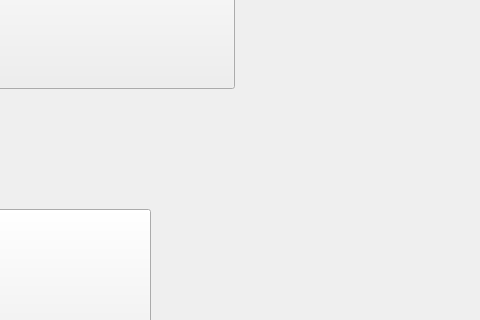
This is Encroachment/menu.ui in XJulianSalazarX/Proyecto_Final as Qt 5 draws it before an edit; both pictures show x 800 to 1280 and y 271 to 591 of the 1280 by 740 pixel window. The edited form follows.
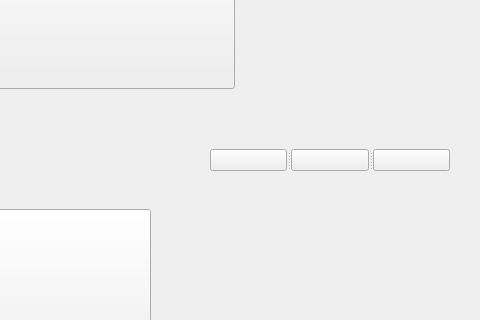
This is the edited form. Icons and pictures are not drawn.

What changed in the file:
```diff
--- a/Encroachment/menu.ui
+++ b/Encroachment/menu.ui
@@ -230,6 +230,44 @@
     <string>Start</string>
    </property>
   </widget>
+  <widget class="QSplitter" name="characteres">
+   <property name="geometry">
+    <rect>
+     <x>1010</x>
+     <y>420</y>
+     <width>240</width>
+     <height>22</height>
+    </rect>
+   </property>
+   <property name="orientation">
+    <enum>Qt::Horizontal</enum>
+   </property>
+   <widget class="QPushButton" name="character1">
+    <property name="styleSheet">
+     <string notr="true">background-image: url(:/images/character 1.png);
+</string>
+    </property>
+    <property name="text">
+     <string/>
+    </property>
+   </widget>
+   <widget class="QPushButton" name="character2">
+    <property name="styleSheet">
+     <string notr="true">background-image: url(:/images/character 2.png);</string>
+    </property>
+    <property name="text">
+     <string/>
+    </property>
+   </widget>
+   <widget class="QPushButton" name="character3">
+    <property name="styleSheet">
+     <string notr="true">background-image: url(:/images/character 3.png);</string>
+    </property>
+    <property name="text">
+     <string/>
+    </property>
+   </widget>
+  </widget>
  </widget>
  <resources/>
  <connections/>
```
